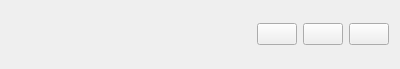
First picture: the form in components/windowmanagebuttons.ui, repository sbrepo2022/equiv_solver, before the edit.
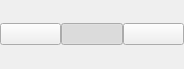
Second picture: the form after the edit. Icons and pictures are not drawn.

Diff of the .ui file:
```diff
--- a/components/windowmanagebuttons.ui
+++ b/components/windowmanagebuttons.ui
@@ -6,27 +6,35 @@
    <rect>
     <x>0</x>
     <y>0</y>
-    <width>400</width>
+    <width>184</width>
     <height>69</height>
    </rect>
   </property>
+  <property name="sizePolicy">
+   <sizepolicy hsizetype="Preferred" vsizetype="Preferred">
+    <horstretch>1</horstretch>
+    <verstretch>0</verstretch>
+   </sizepolicy>
+  </property>
   <property name="windowTitle">
    <string>Form</string>
   </property>
   <layout class="QHBoxLayout" name="horizontalLayout">
-   <item>
-    <spacer name="horizontalSpacer">
-     <property name="orientation">
-      <enum>Qt::Horizontal</enum>
-     </property>
-     <property name="sizeHint" stdset="0">
-      <size>
-       <width>253</width>
-       <height>20</height>
-      </size>
-     </property>
-    </spacer>
-   </item>
+   <property name="spacing">
+    <number>0</number>
+   </property>
+   <property name="leftMargin">
+    <number>0</number>
+   </property>
+   <property name="topMargin">
+    <number>0</number>
+   </property>
+   <property name="rightMargin">
+    <number>0</number>
+   </property>
+   <property name="bottomMargin">
+    <number>0</number>
+   </property>
    <item>
     <widget class="QPushButton" name="minimize">
      <property name="text">
@@ -38,8 +46,8 @@
      </property>
      <property name="iconSize">
       <size>
-       <width>24</width>
-       <height>24</height>
+       <width>16</width>
+       <height>16</height>
       </size>
      </property>
     </widget>
@@ -57,15 +65,15 @@
      </property>
      <property name="iconSize">
       <size>
-       <width>24</width>
-       <height>24</height>
+       <width>16</width>
+       <height>16</height>
       </size>
      </property>
      <property name="checkable">
       <bool>true</bool>
      </property>
      <property name="checked">
-      <bool>false</bool>
+      <bool>true</bool>
      </property>
     </widget>
    </item>
@@ -80,8 +88,8 @@
      </property>
      <property name="iconSize">
       <size>
-       <width>24</width>
-       <height>24</height>
+       <width>16</width>
+       <height>16</height>
       </size>
      </property>
     </widget>
```
